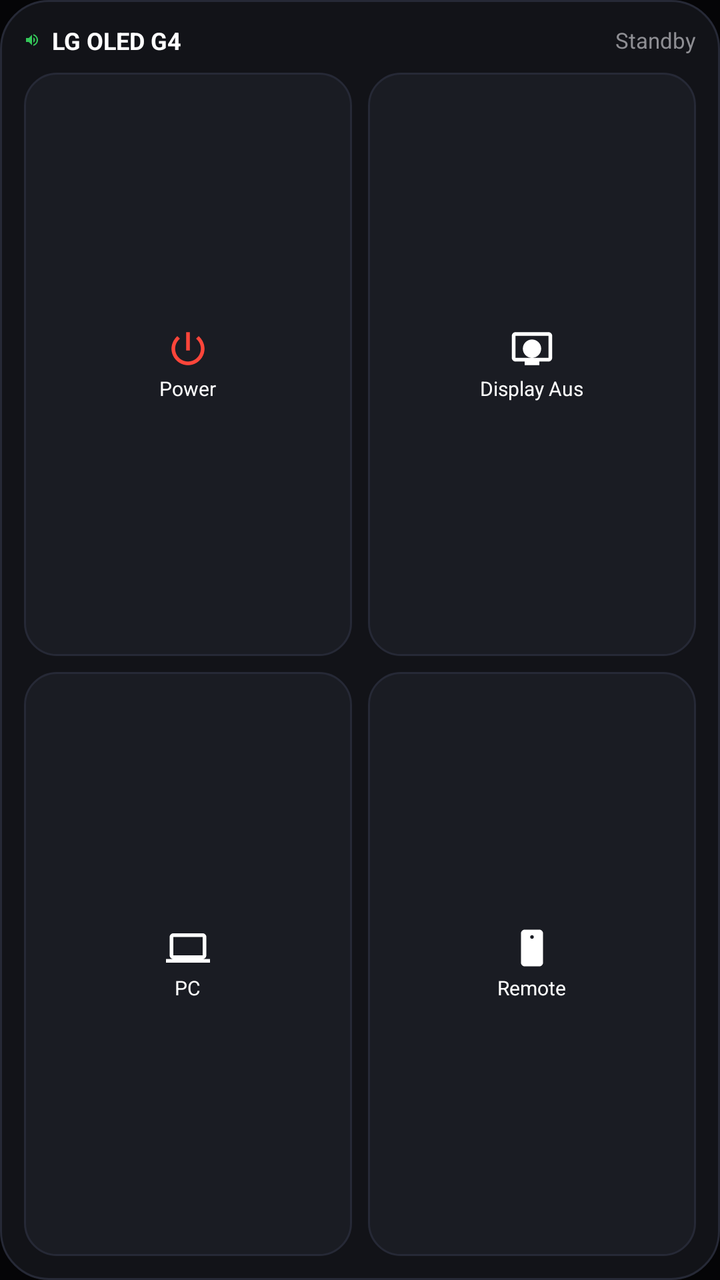
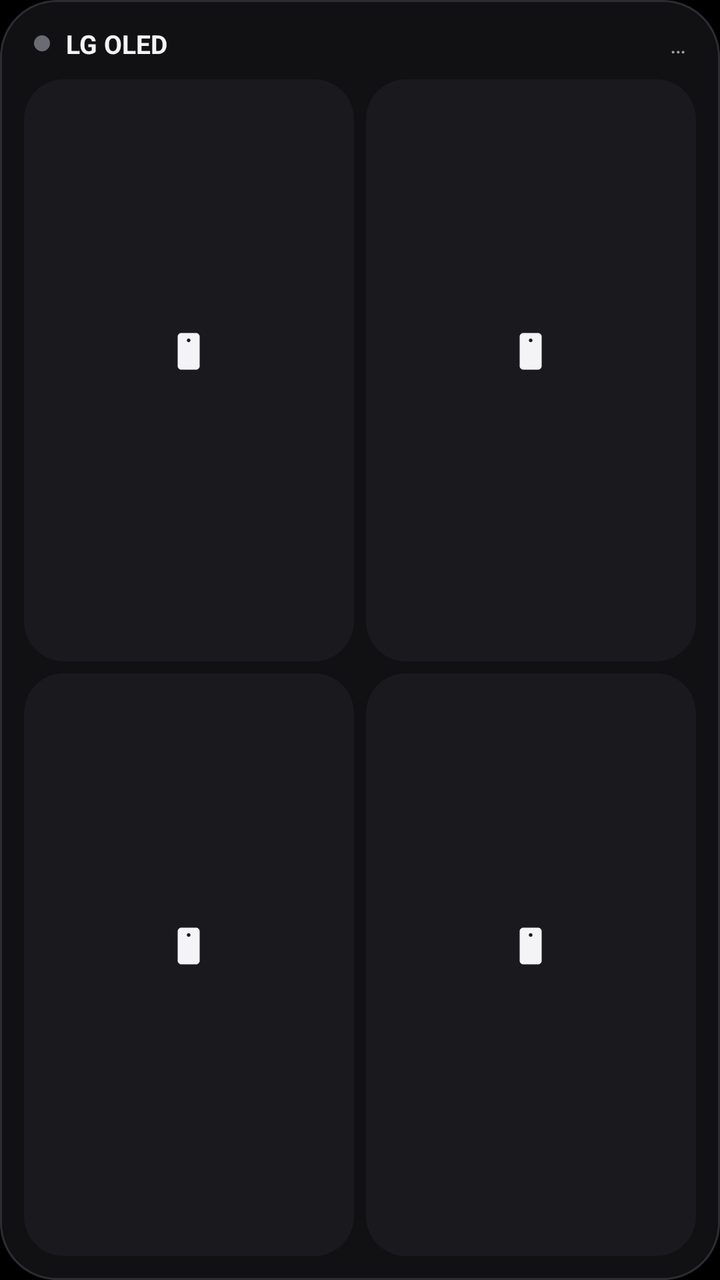

An Android layout rendered at two revisions. The XML below is the earlier revision; the diff shows what the commit changed to produce the second picture.
<!-- AndroidManifest.xml: application theme Theme.ModernLgRemote -->
<!-- res/layout/widget_remote_2x2.xml -->
<?xml version="1.0" encoding="utf-8"?>
<LinearLayout xmlns:android="http://schemas.android.com/apk/res/android"
    android:id="@+id/widget_root"
    android:layout_width="match_parent"
    android:layout_height="match_parent"
    android:background="@drawable/widget_background"
    android:orientation="vertical"
    android:padding="12dp">

    
    <LinearLayout
        android:id="@+id/widget_header"
        android:layout_width="match_parent"
        android:layout_height="wrap_content"
        android:gravity="center_vertical"
        android:orientation="horizontal"
        android:paddingBottom="8dp">

        <ImageView
            android:id="@+id/widget_status_dot"
            android:layout_width="8dp"
            android:layout_height="8dp"
            android:layout_marginEnd="6dp"
            android:src="@drawable/ic_audio" />

        <TextView
            android:id="@+id/widget_title"
            android:layout_width="0dp"
            android:layout_height="wrap_content"
            android:layout_weight="1"
            android:ellipsize="end"
            android:maxLines="1"
            android:text="LG OLED G4"
            android:textColor="@color/text_primary"
            android:textSize="12sp"
            android:textStyle="bold" />

        <TextView
            android:id="@+id/widget_sub"
            android:layout_width="wrap_content"
            android:layout_height="wrap_content"
            android:ellipsize="end"
            android:maxLines="1"
            android:text="Standby"
            android:textColor="@color/text_secondary"
            android:textSize="11sp" />
    </LinearLayout>

    
    <LinearLayout
        android:layout_width="match_parent"
        android:layout_height="0dp"
        android:layout_weight="1"
        android:orientation="horizontal">

        
        <LinearLayout
            android:id="@+id/btn_slot_1"
            android:layout_width="0dp"
            android:layout_height="match_parent"
            android:layout_marginEnd="4dp"
            android:layout_marginBottom="4dp"
            android:layout_weight="1"
            android:background="@drawable/widget_button_bg"
            android:clickable="true"
            android:focusable="true"
            android:gravity="center"
            android:orientation="vertical">

            <ImageView
                android:id="@+id/icon_slot_1"
                android:layout_width="22dp"
                android:layout_height="22dp"
                android:src="@drawable/ic_power" />

            <TextView
                android:id="@+id/text_slot_1"
                android:layout_width="wrap_content"
                android:layout_height="wrap_content"
                android:layout_marginTop="2dp"
                android:text="Power"
                android:textColor="@color/text_primary"
                android:textSize="10sp" />
        </LinearLayout>

        
        <LinearLayout
            android:id="@+id/btn_slot_2"
            android:layout_width="0dp"
            android:layout_height="match_parent"
            android:layout_marginStart="4dp"
            android:layout_marginBottom="4dp"
            android:layout_weight="1"
            android:background="@drawable/widget_button_bg"
            android:clickable="true"
            android:focusable="true"
            android:gravity="center"
            android:orientation="vertical">

            <ImageView
                android:id="@+id/icon_slot_2"
                android:layout_width="22dp"
                android:layout_height="22dp"
                android:src="@drawable/ic_oled_off" />

            <TextView
                android:id="@+id/text_slot_2"
                android:layout_width="wrap_content"
                android:layout_height="wrap_content"
                android:layout_marginTop="2dp"
                android:text="Display Aus"
                android:textColor="@color/text_primary"
                android:textSize="10sp" />
        </LinearLayout>
    </LinearLayout>

    <LinearLayout
        android:layout_width="match_parent"
        android:layout_height="0dp"
        android:layout_weight="1"
        android:orientation="horizontal">

        
        <LinearLayout
            android:id="@+id/btn_slot_3"
            android:layout_width="0dp"
            android:layout_height="match_parent"
            android:layout_marginTop="4dp"
            android:layout_marginEnd="4dp"
            android:layout_weight="1"
            android:background="@drawable/widget_button_bg"
            android:clickable="true"
            android:focusable="true"
            android:gravity="center"
            android:orientation="vertical">

            <ImageView
                android:id="@+id/icon_slot_3"
                android:layout_width="22dp"
                android:layout_height="22dp"
                android:src="@drawable/ic_pc" />

            <TextView
                android:id="@+id/text_slot_3"
                android:layout_width="wrap_content"
                android:layout_height="wrap_content"
                android:layout_marginTop="2dp"
                android:text="PC"
                android:textColor="@color/text_primary"
                android:textSize="10sp" />
        </LinearLayout>

        
        <LinearLayout
            android:id="@+id/btn_slot_4"
            android:layout_width="0dp"
            android:layout_height="match_parent"
            android:layout_marginStart="4dp"
            android:layout_marginTop="4dp"
            android:layout_weight="1"
            android:background="@drawable/widget_button_bg"
            android:clickable="true"
            android:focusable="true"
            android:gravity="center"
            android:orientation="vertical">

            <ImageView
                android:id="@+id/icon_slot_4"
                android:layout_width="22dp"
                android:layout_height="22dp"
                android:src="@drawable/ic_remote" />

            <TextView
                android:id="@+id/text_slot_4"
                android:layout_width="wrap_content"
                android:layout_height="wrap_content"
                android:layout_marginTop="2dp"
                android:text="Remote"
                android:textColor="@color/text_primary"
                android:textSize="10sp" />
        </LinearLayout>
    </LinearLayout>
</LinearLayout>
<!-- resources referenced by this layout -->
<resources>
  <color name="text_primary">#FFFFFF</color>
  <color name="text_secondary">#8E8E93</color>
  <!-- drawable ic_audio (drawable) -->
  <vector xmlns:android="http://schemas.android.com/apk/res/android"
      android:width="24dp"
      android:height="24dp"
      android:viewportWidth="24"
      android:viewportHeight="24">
      <path
          android:fillColor="#FF34C759"
          android:pathData="M3,9v6h4l5,5V4L7,9H3zm13.5,3c0,-1.77 -1.02,-3.29 -2.5,-4.03v8.05c1.48,-0.73 2.5,-2.25 2.5,-4.02zM14,3.23v2.06c2.89,0.86 5,3.54 5,6.71s-2.11,5.85 -5,6.71v2.06c4.01,-0.91 7,-4.49 7,-8.77s-2.99,-7.86 -7,-8.77z" />
  </vector>
  <!-- drawable ic_oled_off (drawable) -->
  <vector xmlns:android="http://schemas.android.com/apk/res/android"
      android:width="24dp"
      android:height="24dp"
      android:viewportWidth="24"
      android:viewportHeight="24">
      <path
          android:fillColor="#FFFFFFFF"
          android:pathData="M21,3H3c-1.1,0 -2,0.9 -2,2v12c0,1.1 0.9,2 2,2h5v2h8v-2h5c1.1,0 1.99,-0.9 1.99,-2L23,5c0,-1.1 -0.9,-2 -2,-2zM21,17H3V5h18v12zM12,7c-2.76,0 -5,2.24 -5,5s2.24,5 5,5 5,-2.24 5,-5 -2.24,-5 -5,-5z" />
  </vector>
  <!-- drawable ic_pc (drawable) -->
  <vector xmlns:android="http://schemas.android.com/apk/res/android"
      android:width="24dp"
      android:height="24dp"
      android:viewportWidth="24"
      android:viewportHeight="24">
      <path
          android:fillColor="#FFFFFFFF"
          android:pathData="M20,18c1.1,0 1.99,-0.9 1.99,-2L22,6c0,-1.1 -0.9,-2 -2,-2H4c-1.1,0 -2,0.9 -2,2v10c0,1.1 0.9,2 2,2H0v2h24v-2h-4zM4,6h16v10H4V6z" />
  </vector>
  <!-- drawable ic_power (drawable) -->
  <vector xmlns:android="http://schemas.android.com/apk/res/android"
      android:width="24dp"
      android:height="24dp"
      android:viewportWidth="24"
      android:viewportHeight="24">
      <path
          android:fillColor="#FFFF453A"
          android:pathData="M13,3h-2v10h2V3zM17.83,5.17l-1.42,1.42C18.24,8.12 19,10.02 19,12c0,3.87 -3.13,7 -7,7s-7,-3.13 -7,-7c0,-1.98 0.76,-3.88 2.59,-5.41L6.17,5.17C4.19,6.97 3,9.45 3,12c0,4.97 4.03,9 9,9s9,-4.03 9,-9C21,9.45 19.81,6.97 17.83,5.17z" />
  </vector>
  <!-- drawable ic_remote (drawable) -->
  <vector xmlns:android="http://schemas.android.com/apk/res/android"
      android:width="24dp"
      android:height="24dp"
      android:viewportWidth="24"
      android:viewportHeight="24">
      <path
          android:fillColor="#FFFFFFFF"
          android:pathData="M8,2h8c1.1,0 2,0.9 2,2v16c0,1.1 -0.9,2 -2,2H8c-1.1,0 -2,-0.9 -2,-2V4C6,2.9 6.9,2 8,2zM12,5c-0.55,0 -1,0.45 -1,1s0.45,1 1,1s1,-0.45 1,-1S12.55,5 12,5zM9,9h2v2H9V9zM13,9h2v2h-2V9zM9,13h2v2H9V13zM13,13h2v2h-2V13zM10,18h4v1h-4V18z" />
  </vector>
  <!-- drawable widget_background (drawable) -->
  <?xml version="1.0" encoding="utf-8"?>
  <shape xmlns:android="http://schemas.android.com/apk/res/android"
      android:shape="rectangle">
      <solid android:color="@color/surface_card" />
      <stroke
          android:width="1dp"
          android:color="@color/card_border" />
      <corners android:radius="24dp" />
  </shape>
  <!-- drawable widget_button_bg (drawable) -->
  <?xml version="1.0" encoding="utf-8"?>
  <shape xmlns:android="http://schemas.android.com/apk/res/android"
      android:shape="rectangle">
      <solid android:color="@color/surface_variant" />
      <stroke
          android:width="1dp"
          android:color="@color/card_border" />
      <corners android:radius="16dp" />
  </shape>
  <style name="Theme.ModernLgRemote" parent="android:Theme.Material.NoActionBar">
          <item name="android:windowBackground">@color/bg_dark</item>
          <item name="android:statusBarColor">@color/bg_dark</item>
          <item name="android:navigationBarColor">@color/bg_dark</item>
      </style>
  <color name="surface_card">#121318</color>
  <color name="card_border">#262936</color>
  <color name="surface_variant">#1A1C23</color>
  <color name="bg_dark">#050507</color>
</resources>

<!-- the commit's change to res/layout/widget_remote_2x2.xml (unified diff, before → after) -->
@@ -5,65 +5,64 @@
     android:layout_height="match_parent"
     android:background="@drawable/widget_background"
     android:orientation="vertical"
-    android:padding="12dp">
+    android:padding="9dp">
 
-    
     <LinearLayout
         android:id="@+id/widget_header"
         android:layout_width="match_parent"
         android:layout_height="wrap_content"
         android:gravity="center_vertical"
         android:orientation="horizontal"
-        android:paddingBottom="8dp">
+        android:paddingStart="8dp"
+        android:paddingTop="4dp"
+        android:paddingEnd="8dp"
+        android:paddingBottom="6dp">
 
         <ImageView
             android:id="@+id/widget_status_dot"
             android:layout_width="8dp"
             android:layout_height="8dp"
-            android:layout_marginEnd="6dp"
-            android:src="@drawable/ic_audio" />
+            android:importantForAccessibility="no"
+            android:src="@drawable/widget_dot_off" />
 
         <TextView
             android:id="@+id/widget_title"
-            android:layout_width="0dp"
+            android:layout_width="wrap_content"
             android:layout_height="wrap_content"
-            android:layout_weight="1"
-            android:ellipsize="end"
-            android:maxLines="1"
-            android:text="LG OLED G4"
+            android:layout_marginStart="8dp"
+            android:text="@string/tile_label"
             android:textColor="@color/text_primary"
-            android:textSize="12sp"
+            android:textSize="13sp"
             android:textStyle="bold" />
 
         <TextView
             android:id="@+id/widget_sub"
-            android:layout_width="wrap_content"
+            android:layout_width="0dp"
             android:layout_height="wrap_content"
+            android:layout_marginStart="8dp"
+            android:layout_weight="1"
             android:ellipsize="end"
+            android:gravity="end"
             android:maxLines="1"
-            android:text="Standby"
+            android:text="@string/widget_loading"
             android:textColor="@color/text_secondary"
-            android:textSize="11sp" />
+            android:textSize="12sp" />
     </LinearLayout>
 
-    
     <LinearLayout
         android:layout_width="match_parent"
         android:layout_height="0dp"
         android:layout_weight="1"
+        android:baselineAligned="false"
         android:orientation="horizontal">
 
-        
         <LinearLayout
             android:id="@+id/btn_slot_1"
             android:layout_width="0dp"
             android:layout_height="match_parent"
-            android:layout_marginEnd="4dp"
-            android:layout_marginBottom="4dp"
             android:layout_weight="1"
+            android:layout_margin="3dp"
             android:background="@drawable/widget_button_bg"
-            android:clickable="true"
-            android:focusable="true"
             android:gravity="center"
             android:orientation="vertical">
 
@@ -71,29 +70,28 @@
                 android:id="@+id/icon_slot_1"
                 android:layout_width="22dp"
                 android:layout_height="22dp"
-                android:src="@drawable/ic_power" />
+                android:importantForAccessibility="no"
+                android:src="@drawable/ic_remote"
+                android:tint="@color/text_primary" />
 
             <TextView
                 android:id="@+id/text_slot_1"
                 android:layout_width="wrap_content"
                 android:layout_height="wrap_content"
-                android:layout_marginTop="2dp"
-                android:text="Power"
-                android:textColor="@color/text_primary"
-                android:textSize="10sp" />
+                android:layout_marginTop="4dp"
+                android:ellipsize="end"
+                android:maxLines="1"
+                android:textColor="@color/text_secondary"
+                android:textSize="11sp" />
         </LinearLayout>
 
-        
         <LinearLayout
             android:id="@+id/btn_slot_2"
             android:layout_width="0dp"
             android:layout_height="match_parent"
-            android:layout_marginStart="4dp"
-            android:layout_marginBottom="4dp"
             android:layout_weight="1"
+            android:layout_margin="3dp"
             android:background="@drawable/widget_button_bg"
-            android:clickable="true"
-            android:focusable="true"
             android:gravity="center"
             android:orientation="vertical">
 
@@ -101,16 +99,19 @@
                 android:id="@+id/icon_slot_2"
                 android:layout_width="22dp"
                 android:layout_height="22dp"
-                android:src="@drawable/ic_oled_off" />
+                android:importantForAccessibility="no"
+                android:src="@drawable/ic_remote"
+                android:tint="@color/text_primary" />
 
             <TextView
                 android:id="@+id/text_slot_2"
                 android:layout_width="wrap_content"
                 android:layout_height="wrap_content"
-                android:layout_marginTop="2dp"
-                android:text="Display Aus"
-                android:textColor="@color/text_primary"
-                android:textSize="10sp" />
+                android:layout_marginTop="4dp"
+                android:ellipsize="end"
+                android:maxLines="1"
+                android:textColor="@color/text_secondary"
+                android:textSize="11sp" />
         </LinearLayout>
     </LinearLayout>
 
@@ -118,19 +119,16 @@
         android:layout_width="match_parent"
         android:layout_height="0dp"
         android:layout_weight="1"
+        android:baselineAligned="false"
         android:orientation="horizontal">
 
-        
         <LinearLayout
             android:id="@+id/btn_slot_3"
             android:layout_width="0dp"
             android:layout_height="match_parent"
-            android:layout_marginTop="4dp"
-            android:layout_marginEnd="4dp"
             android:layout_weight="1"
+            android:layout_margin="3dp"
             android:background="@drawable/widget_button_bg"
-            android:clickable="true"
-            android:focusable="true"
             android:gravity="center"
             android:orientation="vertical">
 
@@ -138,29 +136,28 @@
                 android:id="@+id/icon_slot_3"
                 android:layout_width="22dp"
                 android:layout_height="22dp"
-                android:src="@drawable/ic_pc" />
+                android:importantForAccessibility="no"
+                android:src="@drawable/ic_remote"
+                android:tint="@color/text_primary" />
 
             <TextView
                 android:id="@+id/text_slot_3"
                 android:layout_width="wrap_content"
                 android:layout_height="wrap_content"
-                android:layout_marginTop="2dp"
-                android:text="PC"
-                android:textColor="@color/text_primary"
-                android:textSize="10sp" />
+                android:layout_marginTop="4dp"
+                android:ellipsize="end"
+                android:maxLines="1"
+                android:textColor="@color/text_secondary"
+                android:textSize="11sp" />
         </LinearLayout>
 
-        
         <LinearLayout
             android:id="@+id/btn_slot_4"
             android:layout_width="0dp"
             android:layout_height="match_parent"
-            android:layout_marginStart="4dp"
-            android:layout_marginTop="4dp"
             android:layout_weight="1"
+            android:layout_margin="3dp"
             android:background="@drawable/widget_button_bg"
-            android:clickable="true"
-            android:focusable="true"
             android:gravity="center"
             android:orientation="vertical">
 
@@ -168,16 +165,19 @@
                 android:id="@+id/icon_slot_4"
                 android:layout_width="22dp"
                 android:layout_height="22dp"
-                android:src="@drawable/ic_remote" />
+                android:importantForAccessibility="no"
+                android:src="@drawable/ic_remote"
+                android:tint="@color/text_primary" />
 
             <TextView
                 android:id="@+id/text_slot_4"
                 android:layout_width="wrap_content"
                 android:layout_height="wrap_content"
-                android:layout_marginTop="2dp"
-                android:text="Remote"
-                android:textColor="@color/text_primary"
-                android:textSize="10sp" />
+                android:layout_marginTop="4dp"
+                android:ellipsize="end"
+                android:maxLines="1"
+                android:textColor="@color/text_secondary"
+                android:textSize="11sp" />
         </LinearLayout>
     </LinearLayout>
 </LinearLayout>
<!-- resource entries referenced after the edit -->
@@ -1,47 +1,7 @@
 <!-- resources referenced by this layout -->
 <resources>
-  <color name="text_primary">#FFFFFF</color>
-  <color name="text_secondary">#8E8E93</color>
-  <!-- drawable ic_audio (drawable) -->
-  <vector xmlns:android="http://schemas.android.com/apk/res/android"
-      android:width="24dp"
-      android:height="24dp"
-      android:viewportWidth="24"
-      android:viewportHeight="24">
-      <path
-          android:fillColor="#FF34C759"
-          android:pathData="M3,9v6h4l5,5V4L7,9H3zm13.5,3c0,-1.77 -1.02,-3.29 -2.5,-4.03v8.05c1.48,-0.73 2.5,-2.25 2.5,-4.02zM14,3.23v2.06c2.89,0.86 5,3.54 5,6.71s-2.11,5.85 -5,6.71v2.06c4.01,-0.91 7,-4.49 7,-8.77s-2.99,-7.86 -7,-8.77z" />
-  </vector>
-  <!-- drawable ic_oled_off (drawable) -->
-  <vector xmlns:android="http://schemas.android.com/apk/res/android"
-      android:width="24dp"
-      android:height="24dp"
-      android:viewportWidth="24"
-      android:viewportHeight="24">
-      <path
-          android:fillColor="#FFFFFFFF"
-          android:pathData="M21,3H3c-1.1,0 -2,0.9 -2,2v12c0,1.1 0.9,2 2,2h5v2h8v-2h5c1.1,0 1.99,-0.9 1.99,-2L23,5c0,-1.1 -0.9,-2 -2,-2zM21,17H3V5h18v12zM12,7c-2.76,0 -5,2.24 -5,5s2.24,5 5,5 5,-2.24 5,-5 -2.24,-5 -5,-5z" />
-  </vector>
-  <!-- drawable ic_pc (drawable) -->
-  <vector xmlns:android="http://schemas.android.com/apk/res/android"
-      android:width="24dp"
-      android:height="24dp"
-      android:viewportWidth="24"
-      android:viewportHeight="24">
-      <path
-          android:fillColor="#FFFFFFFF"
-          android:pathData="M20,18c1.1,0 1.99,-0.9 1.99,-2L22,6c0,-1.1 -0.9,-2 -2,-2H4c-1.1,0 -2,0.9 -2,2v10c0,1.1 0.9,2 2,2H0v2h24v-2h-4zM4,6h16v10H4V6z" />
-  </vector>
-  <!-- drawable ic_power (drawable) -->
-  <vector xmlns:android="http://schemas.android.com/apk/res/android"
-      android:width="24dp"
-      android:height="24dp"
-      android:viewportWidth="24"
-      android:viewportHeight="24">
-      <path
-          android:fillColor="#FFFF453A"
-          android:pathData="M13,3h-2v10h2V3zM17.83,5.17l-1.42,1.42C18.24,8.12 19,10.02 19,12c0,3.87 -3.13,7 -7,7s-7,-3.13 -7,-7c0,-1.98 0.76,-3.88 2.59,-5.41L6.17,5.17C4.19,6.97 3,9.45 3,12c0,4.97 4.03,9 9,9s9,-4.03 9,-9C21,9.45 19.81,6.97 17.83,5.17z" />
-  </vector>
+  <color name="text_primary">#F4F4F6</color>
+  <color name="text_secondary">#A0A0A8</color>
   <!-- drawable ic_remote (drawable) -->
   <vector xmlns:android="http://schemas.android.com/apk/res/android"
       android:width="24dp"
@@ -53,33 +13,35 @@
           android:pathData="M8,2h8c1.1,0 2,0.9 2,2v16c0,1.1 -0.9,2 -2,2H8c-1.1,0 -2,-0.9 -2,-2V4C6,2.9 6.9,2 8,2zM12,5c-0.55,0 -1,0.45 -1,1s0.45,1 1,1s1,-0.45 1,-1S12.55,5 12,5zM9,9h2v2H9V9zM13,9h2v2h-2V9zM9,13h2v2H9V13zM13,13h2v2h-2V13zM10,18h4v1h-4V18z" />
   </vector>
   <!-- drawable widget_background (drawable) -->
-  <?xml version="1.0" encoding="utf-8"?>
-  <shape xmlns:android="http://schemas.android.com/apk/res/android"
-      android:shape="rectangle">
-      <solid android:color="@color/surface_card" />
-      <stroke
-          android:width="1dp"
-          android:color="@color/card_border" />
-      <corners android:radius="24dp" />
+  <shape xmlns:android="http://schemas.android.com/apk/res/android" android:shape="rectangle">
+      <solid android:color="@color/surface_1" />
+      <stroke android:width="1dp" android:color="@color/hairline" />
+      <corners android:radius="28dp" />
   </shape>
   <!-- drawable widget_button_bg (drawable) -->
-  <?xml version="1.0" encoding="utf-8"?>
-  <shape xmlns:android="http://schemas.android.com/apk/res/android"
-      android:shape="rectangle">
-      <solid android:color="@color/surface_variant" />
-      <stroke
-          android:width="1dp"
-          android:color="@color/card_border" />
-      <corners android:radius="16dp" />
+  <ripple xmlns:android="http://schemas.android.com/apk/res/android" android:color="#33FFFFFF">
+      <item>
+          <shape android:shape="rectangle">
+              <solid android:color="@color/surface_2" />
+              <corners android:radius="20dp" />
+          </shape>
+      </item>
+  </ripple>
+  <!-- drawable widget_dot_off (drawable) -->
+  <shape xmlns:android="http://schemas.android.com/apk/res/android" android:shape="oval">
+      <solid android:color="#FF6B6B73" />
+      <size android:width="8dp" android:height="8dp" />
   </shape>
+  <string name="tile_label">LG OLED</string>
+  <string name="widget_loading">…</string>
   <style name="Theme.ModernLgRemote" parent="android:Theme.Material.NoActionBar">
-          <item name="android:windowBackground">@color/bg_dark</item>
-          <item name="android:statusBarColor">@color/bg_dark</item>
-          <item name="android:navigationBarColor">@color/bg_dark</item>
+          <item name="android:windowBackground">@color/obsidian</item>
+          <item name="android:statusBarColor">@color/obsidian</item>
+          <item name="android:navigationBarColor">@color/obsidian</item>
       </style>
-  <color name="surface_card">#121318</color>
-  <color name="card_border">#262936</color>
-  <color name="surface_variant">#1A1C23</color>
-  <color name="bg_dark">#050507</color>
+  <color name="surface_1">#111113</color>
+  <color name="hairline">#2C2C32</color>
+  <color name="surface_2">#1A1A1E</color>
+  <color name="obsidian">#000000</color>
 </resources>
 
